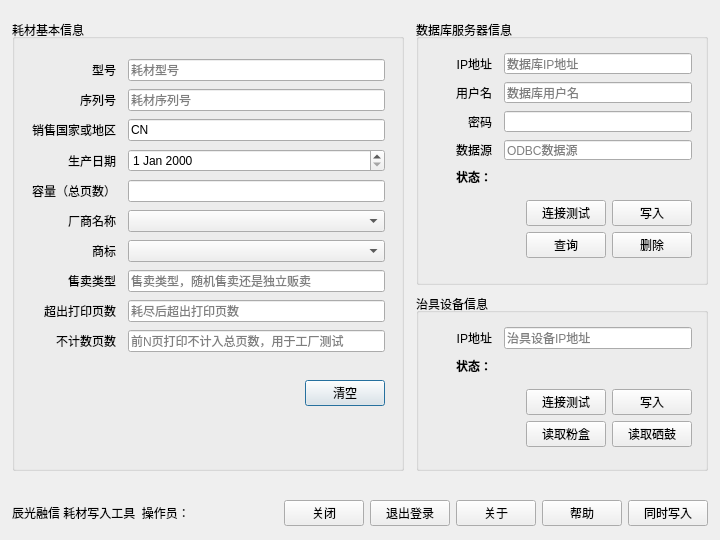
This is supplywriter.ui in zlmone/supply_writer as Qt 5 draws it before an edit. The edited form follows.
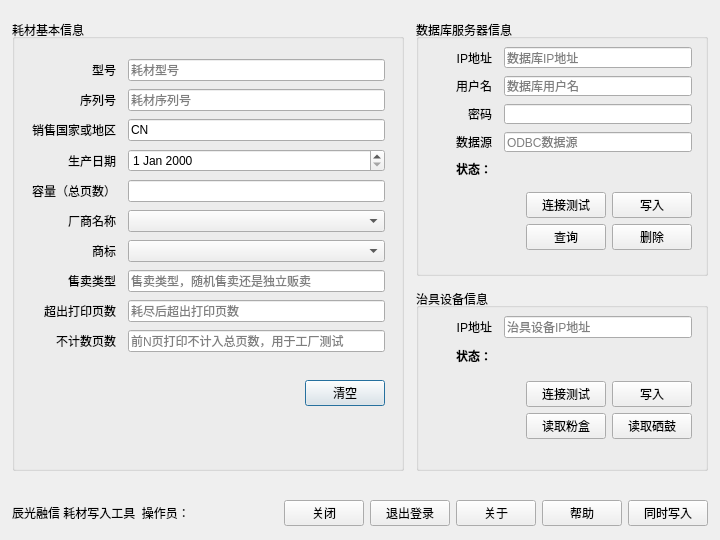
This is the edited form. The open tabs and pages were chosen to show the change.

```diff
--- a/supplywriter.ui
+++ b/supplywriter.ui
@@ -790,9 +790,9 @@
        </widget>
       </item>
       <item>
-       <layout class="QVBoxLayout" name="verticalLayout_2" stretch="9,6">
+       <layout class="QVBoxLayout" name="verticalLayout_2" stretch="7,5">
         <property name="spacing">
-         <number>8</number>
+         <number>12</number>
         </property>
         <property name="leftMargin">
          <number>0</number>
@@ -820,7 +820,7 @@
              <x>10</x>
              <y>20</y>
              <width>270</width>
-             <height>225</height>
+             <height>211</height>
             </rect>
            </property>
            <layout class="QVBoxLayout" name="verticalLayout_4" stretch="4,1">
@@ -828,13 +828,13 @@
              <number>4</number>
             </property>
             <property name="topMargin">
-             <number>6</number>
+             <number>0</number>
             </property>
             <property name="rightMargin">
              <number>4</number>
             </property>
             <property name="bottomMargin">
-             <number>6</number>
+             <number>0</number>
             </property>
             <item>
              <layout class="QGridLayout" name="gridLayout_2" rowstretch="1,1,1,1,1" columnstretch="2,7" rowminimumheight="1,1,1,1,1" columnminimumwidth="1,3">
@@ -1064,7 +1064,7 @@
              <x>10</x>
              <y>20</y>
              <width>270</width>
-             <height>140</height>
+             <height>131</height>
             </rect>
            </property>
            <layout class="QVBoxLayout" name="verticalLayout_5" stretch="2,1">
@@ -1072,13 +1072,13 @@
              <number>4</number>
             </property>
             <property name="topMargin">
-             <number>6</number>
+             <number>0</number>
             </property>
             <property name="rightMargin">
              <number>4</number>
             </property>
             <property name="bottomMargin">
-             <number>6</number>
+             <number>0</number>
             </property>
             <item>
              <layout class="QGridLayout" name="gridLayout_3" rowstretch="1,1" columnstretch="2,7" rowminimumheight="1,1" columnminimumwidth="1,3">
```
